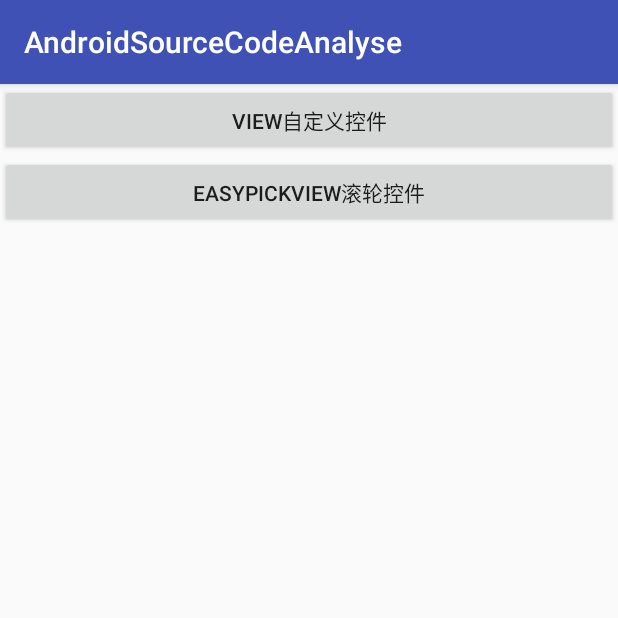
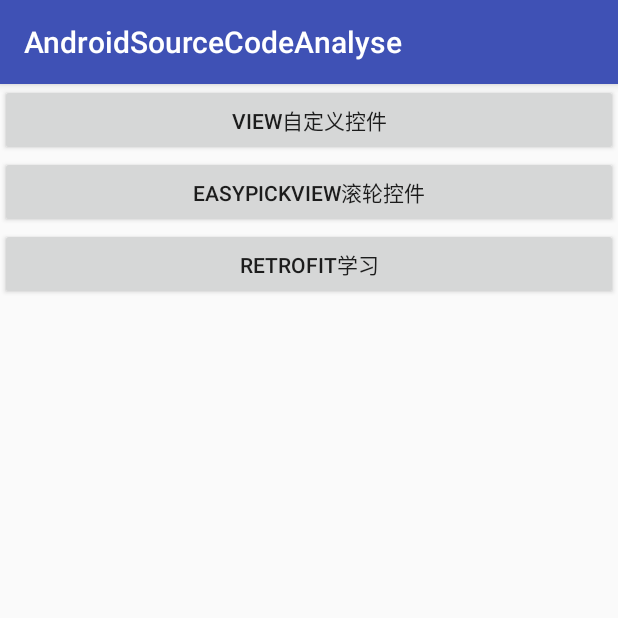
Before and after one commit to Lapisy/AndroidSourceCodeAnalyse, an Android app: the screen it shows after launch (MainActivity), on a phone screen of 412 x 824 dp, the top half of it. Run offline under Robolectric (Android 15) with nearby library versions, the phone set to English and light mode, and no system bars.

Commit message:
retrofit的学习

```diff
--- a/app/src/main/AndroidManifest.xml
+++ b/app/src/main/AndroidManifest.xml
@@ -2,6 +2,7 @@
 <manifest xmlns:android="http://schemas.android.com/apk/res/android"
     package="shiyiliang.me.androidsourcecodeanalyse">
 
+    <uses-permission android:name="android.permission.INTERNET"/>
     <application
         android:allowBackup="true"
         android:icon="@mipmap/ic_launcher"
--- a/app/src/main/java/shiyiliang/me/androidsourcecodeanalyse/MainActivity.java
+++ b/app/src/main/java/shiyiliang/me/androidsourcecodeanalyse/MainActivity.java
@@ -6,6 +6,8 @@ import android.os.Bundle;
 import android.view.View;
 import android.widget.Button;
 import android.widget.LinearLayout;
+
+import shiyiliang.me.androidsourcecodeanalyse.retrofit.RetrofitMainActivity;
 
 public class MainActivity extends AppCompatActivity {
 
@@ -28,4 +30,8 @@ public class MainActivity extends AppCompatActivity {
 //    public void picView(View v){
 //        startActivity(new Intent(this, shiyiliang.me.androidsourcecodeanalyse.easypickview.MainActivity.class));
 //    }
+
+    public void retrofitLearn(View v){
+        startActivity(new Intent(this, RetrofitMainActivity.class));
+    }
 }
--- a/app/src/main/res/layout/activity_main.xml
+++ b/app/src/main/res/layout/activity_main.xml
@@ -18,4 +18,9 @@
         android:layout_width="match_parent"
         android:layout_height="wrap_content"
         android:text="easypickview滚轮控件" />
+    <Button
+        android:onClick="retrofitLearn"
+        android:layout_width="match_parent"
+        android:layout_height="wrap_content"
+        android:text="retrofit学习" />
 </LinearLayout>
```
Also changed, not shown: app/src/main/java/shiyiliang/me/androidsourcecodeanalyse/retrofit/RetrofitMainActivity.java (+38 -5 lines).
